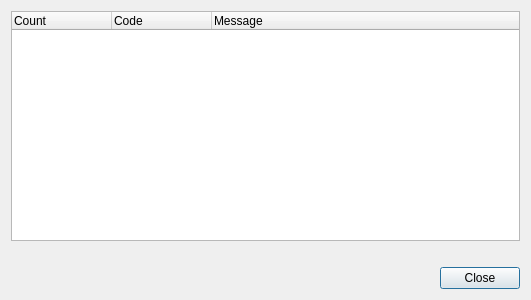
This is Plugins/CheckerPlugins/Pep8/Pep8StatisticsDialog.ui in testmana2/test as Qt 5 draws it before an edit. The edited form follows.
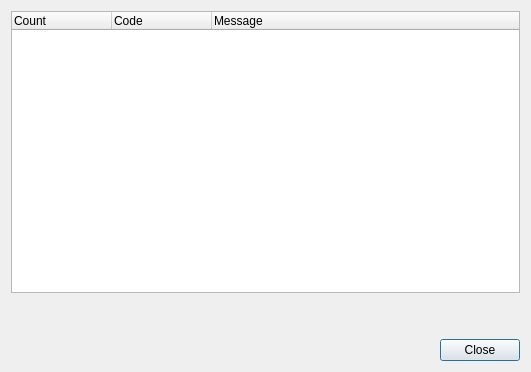
This is the edited form.

Commit message: Fixed an issue with the extended PEP 8 statistics.

Patch:
```diff
--- a/Plugins/CheckerPlugins/Pep8/Pep8StatisticsDialog.ui
+++ b/Plugins/CheckerPlugins/Pep8/Pep8StatisticsDialog.ui
@@ -7,7 +7,7 @@
     <x>0</x>
     <y>0</y>
     <width>531</width>
-    <height>300</height>
+    <height>372</height>
    </rect>
   </property>
   <property name="windowTitle">
@@ -43,28 +43,35 @@
     </widget>
    </item>
    <item>
-    <layout class="QHBoxLayout" name="horizontalLayout">
-     <item>
-      <widget class="QLabel" name="total">
-       <property name="text">
-        <string/>
-       </property>
-      </widget>
-     </item>
-     <item>
+    <layout class="QGridLayout" name="gridLayout">
+     <item row="0" column="0">
       <widget class="QLabel" name="filesChecked">
        <property name="text">
         <string/>
        </property>
       </widget>
      </item>
-     <item>
+     <item row="0" column="1">
       <widget class="QLabel" name="filesIssues">
        <property name="text">
         <string/>
        </property>
       </widget>
      </item>
+     <item row="1" column="0">
+      <widget class="QLabel" name="totalIssues">
+       <property name="text">
+        <string/>
+       </property>
+      </widget>
+     </item>
+     <item row="1" column="1">
+      <widget class="QLabel" name="fixedIssues">
+       <property name="text">
+        <string/>
+       </property>
+      </widget>
+     </item>
     </layout>
    </item>
    <item>
```
The commit also changes 1 other file.
